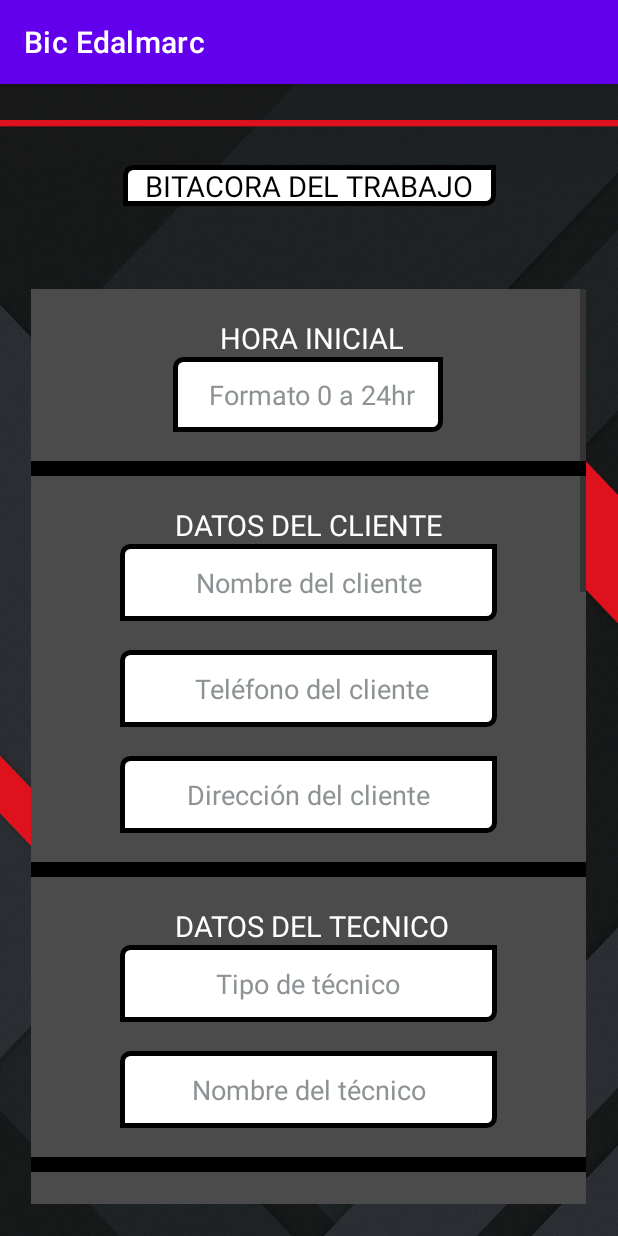
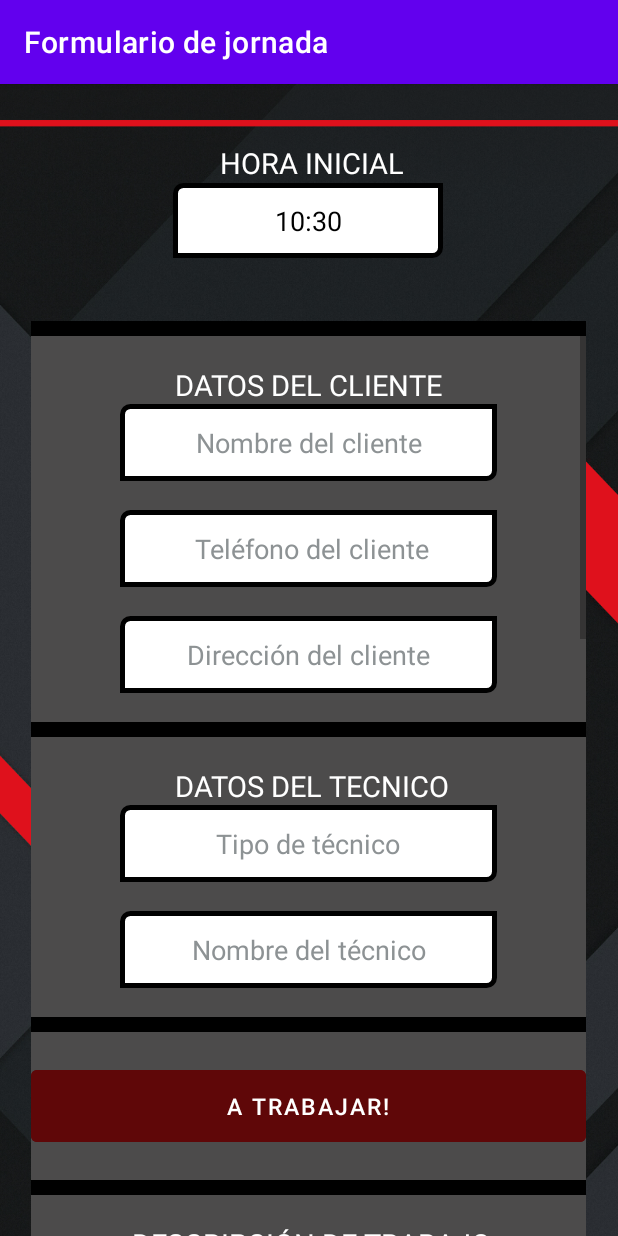
Before and after one commit to Teran894/Bic_Edalmarc, an Android app: the FormularioTotal screen opened directly, with no data from a screen before it, on a phone screen of 412 x 824 dp. Run offline under Robolectric (Android 15) with nearby library versions, the light colour scheme and no system bars; our stand-ins replace Volley; pictures from the network do not load.

Commit message:
Pequeños cambios
La firma ya se guarda en imagen, algunos cambios de diseño en el formulario y firma. (Todavia no finalizo la firma)

```diff
--- a/app/src/main/java/com/example/edalmarc/FormularioTotal.java
+++ b/app/src/main/java/com/example/edalmarc/FormularioTotal.java
@@ -22,12 +22,13 @@ import com.android.volley.VolleyError;
 import com.android.volley.toolbox.StringRequest;
 import com.android.volley.toolbox.Volley;
 
+import java.util.Calendar;
 import java.util.HashMap;
 import java.util.Map;
 
 public class FormularioTotal extends AppCompatActivity {
 
-    private Button Formulario2, enviarbitacora,imageButton, firma;
+    private Button enviarbitacora,imageButton, firma, gotoFormulario2;
     private EditText editextHoraInicial, editextNombreCliente, editextTelefonoCliente, editextDireccionCliente, editextTipoTecnico, editTextNombreTecnico, editTextDescripcionTrabajo, editTextMaterial, editTextMonto, editTextHoraSalida;
     private ImageView imagenasubir;
 
@@ -35,6 +36,8 @@ public class FormularioTotal extends AppCompatActivity {
     protected void onCreate(Bundle savedInstanceState) {
         super.onCreate(savedInstanceState);
         setContentView(R.layout.activity_formulario_total);
+
+        setTitle("Formulario de jornada");
 
         editextHoraInicial = (EditText) findViewById(R.id.TiempoDeEntrada);
         editextNombreCliente = (EditText) findViewById(R.id.NombreCliente);
@@ -47,11 +50,24 @@ public class FormularioTotal extends AppCompatActivity {
         editTextMonto = (EditText) findViewById(R.id.MaterialDinero);
         editTextHoraSalida = (EditText) findViewById(R.id.TiempoDeSalida);
 
+        editextHoraInicial.addTextChangedListener(loginTextWatcher);
+        editextNombreCliente.addTextChangedListener(loginTextWatcher);
+        editextTelefonoCliente.addTextChangedListener(loginTextWatcher);
+        editextDireccionCliente.addTextChangedListener(loginTextWatcher);
+        editextTipoTecnico.addTextChangedListener(loginTextWatcher);
+        editTextNombreTecnico.addTextChangedListener(loginTextWatcher);
+        editTextDescripcionTrabajo.addTextChangedListener(loginTextWatcher);
+        editTextMaterial.addTextChangedListener(loginTextWatcher);
+        editTextMonto.addTextChangedListener(loginTextWatcher);
+        editTextHoraSalida.addTextChangedListener(loginTextWatcher);
+
 
         enviarbitacora = (Button) findViewById(R.id.EnviarReporte);
 
         imageButton = (Button) findViewById(R.id.imagebutton);
         imagenasubir = (ImageView) findViewById(R.id.imagenasubir);
+
+        gotoFormulario2 = (Button) findViewById(R.id.GotoFormulario2);
 
         imageButton.setOnClickListener(new View.OnClickListener(){
             @Override
@@ -70,14 +86,23 @@ public class FormularioTotal extends AppCompatActivity {
         });
 
         firma = (Button) findViewById(R.id.Irafirma);
-
         firma.setOnClickListener(new View.OnClickListener() {
             @Override
             public void onClick(View v) {
                 openEspacioFirma();
             }
         });
+        Ponerhorainicial();
 
+    }
+
+    public void Ponerhorainicial(){
+        Calendar c = Calendar.getInstance();
+        int mHour = c.get(Calendar.HOUR);
+        int mMinute = c.get(Calendar.MINUTE);
+
+        EditText edt_time=(EditText) findViewById(R.id.TiempoDeEntrada);
+        edt_time.setText(mHour +":"+ mMinute);
     }
 
     public void enviarreporter(){
@@ -130,9 +155,29 @@ public class FormularioTotal extends AppCompatActivity {
             imagenasubir.setImageURI(selectedImage);
         }
     }
-
     public void openEspacioFirma(){
         Intent intent = new Intent(this, FirmaPagina.class);
         startActivity(intent);
     }
+
+    private TextWatcher loginTextWatcher = new TextWatcher() {
+        @Override
+        public void beforeTextChanged(CharSequence s, int start, int count, int after) {
+
+        }
+
+        @Override
+        public void onTextChanged(CharSequence s, int start, int count, int after) {
+            String HoraInicioInput = editextHoraInicial.getText().toString().trim();
+            String NombreClienteInput = editextNombreCliente.getText().toString().trim();
+            String TelefonoClienteInput = editextTelefonoCliente.getText().toString().trim();
+            String DireccioClientenInput = editextDireccionCliente.getText().toString().trim();
+
+        }
+
+        @Override
+        public void afterTextChanged(Editable s) {
+
+        }
+    };
 }
--- a/app/src/main/res/layout/activity_formulario_total.xml
+++ b/app/src/main/res/layout/activity_formulario_total.xml
@@ -8,22 +8,6 @@
     android:screenOrientation="portrait"
     tools:context=".FormularioTotal">
 
-    <TextView
-        android:layout_width="wrap_content"
-        android:layout_height="wrap_content"
-        android:gravity="center"
-        android:text="   Bitacora del trabajo   "
-        android:background="@drawable/customborder3"
-        android:textAllCaps="true"
-        android:textColor="@color/black"
-        android:textSize="19dp"
-        app:layout_constraintBottom_toBottomOf="parent"
-        app:layout_constraintEnd_toEndOf="parent"
-        app:layout_constraintStart_toStartOf="parent"
-        app:layout_constraintTop_toTopOf="parent"
-        app:layout_constraintVertical_bias="0.073"
-        tools:ignore="HardcodedText,SpUsage" />
-
     <ScrollView
         android:id="@+id/FormularioParte1"
         android:layout_width="370dp"
@@ -33,7 +17,7 @@
         app:layout_constraintHorizontal_bias="0.487"
         app:layout_constraintStart_toStartOf="parent"
         app:layout_constraintTop_toTopOf="parent"
-        app:layout_constraintVertical_bias="0.867"
+        app:layout_constraintVertical_bias="1.0"
         tools:ignore="SpeakableTextPresentCheck">
 
         <LinearLayout
@@ -42,50 +26,6 @@
             android:background="@color/dark_silver"
             android:gravity="center"
             android:orientation="vertical">
-
-            <TextView
-                android:layout_width="match_parent"
-                android:layout_height="wrap_content" />
-
-            <TextView
-                android:id="@+id/DetalleTiempoEntrada"
-                android:layout_width="wrap_content"
-                android:layout_height="wrap_content"
-                android:gravity="center"
-                android:text=" Hora inicial"
-                android:textAllCaps="true"
-                android:textColor="@color/white"
-                android:textSize="19dp"
-                app:layout_constraintBottom_toBottomOf="parent"
-                app:layout_constraintEnd_toEndOf="parent"
-                app:layout_constraintHorizontal_bias="0.498"
-                app:layout_constraintStart_toStartOf="parent"
-                app:layout_constraintTop_toTopOf="parent"
-                app:layout_constraintVertical_bias="0.165"
-                tools:ignore="HardcodedText,SpUsage" />
-
-            <EditText
-                android:id="@+id/TiempoDeEntrada"
-                android:layout_width="180dp"
-                android:layout_height="50dp"
-                android:background="@drawable/customborder"
-                android:gravity="center"
-                android:hint=" Formato 0 a 24hr"
-                android:inputType="time"
-                android:maxLength="5"
-                android:textColor="@color/black"
-                android:textColorHint="@color/silver"
-                app:layout_constraintBottom_toBottomOf="parent"
-                app:layout_constraintEnd_toEndOf="parent"
-                app:layout_constraintHorizontal_bias="0.497"
-                app:layout_constraintStart_toStartOf="parent"
-                app:layout_constraintTop_toTopOf="parent"
-                app:layout_constraintVertical_bias="0.229"
-                tools:ignore="HardcodedText,SpUsage" />
-
-            <TextView
-                android:layout_width="match_parent"
-                android:layout_height="wrap_content" />
 
             <View
                 android:layout_width="379dp"
@@ -622,8 +562,62 @@
                 app:layout_constraintVertical_bias="0.958"
                 tools:ignore="HardcodedText,SpUsage" />
 
+            <TextView
+                android:id="@+id/textView7"
+                android:layout_width="match_parent"
+                android:layout_height="wrap_content" />
+
+            <View
+                android:id="@+id/view2"
+                android:layout_width="match_parent"
+                android:layout_height="10dp"
+                android:background="@android:color/black"
+                app:layout_constraintBottom_toBottomOf="parent"
+                app:layout_constraintEnd_toEndOf="parent"
+                app:layout_constraintHorizontal_bias="0.437"
+                app:layout_constraintStart_toStartOf="parent"
+                app:layout_constraintTop_toTopOf="parent"
+                app:layout_constraintVertical_bias="0.667" />
+
         </LinearLayout>
 
     </ScrollView>
 
+    <EditText
+        android:id="@+id/TiempoDeEntrada"
+        android:layout_width="180dp"
+        android:layout_height="50dp"
+        android:background="@drawable/customborder"
+        android:gravity="center"
+        android:hint=" Formato 0 a 24hr"
+        android:inputType="time"
+        android:editable="false"
+        android:maxLength="5"
+        android:textColor="@color/black"
+        android:textColorHint="@color/silver"
+        app:layout_constraintBottom_toBottomOf="parent"
+        app:layout_constraintEnd_toEndOf="parent"
+        app:layout_constraintHorizontal_bias="0.497"
+        app:layout_constraintStart_toStartOf="parent"
+        app:layout_constraintTop_toTopOf="parent"
+        app:layout_constraintVertical_bias="0.092"
+        tools:ignore="HardcodedText,SpUsage" />
+
+    <TextView
+        android:id="@+id/DetalleTiempoEntrada"
+        android:layout_width="wrap_content"
+        android:layout_height="wrap_content"
+        android:gravity="center"
+        android:text=" Hora inicial"
+        android:textAllCaps="true"
+        android:textColor="@color/white"
+        android:textSize="19dp"
+        app:layout_constraintBottom_toBottomOf="parent"
+        app:layout_constraintEnd_toEndOf="parent"
+        app:layout_constraintHorizontal_bias="0.498"
+        app:layout_constraintStart_toStartOf="parent"
+        app:layout_constraintTop_toTopOf="parent"
+        app:layout_constraintVertical_bias="0.053"
+        tools:ignore="HardcodedText,SpUsage" />
+
 </androidx.constraintlayout.widget.ConstraintLayout>
```
Also changed, not shown: app/src/main/java/com/example/edalmarc/FirmaPagina.java (+33 -123 lines), app/src/main/res/layout/activity_firma_pagina.xml (+22 -14 lines).
